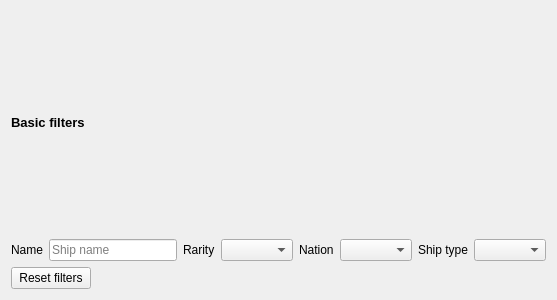
Qt form azuriris/ui/ui/shipfu_basic_filter.ui (Sugihiru/Azur-Iris) before a commit.
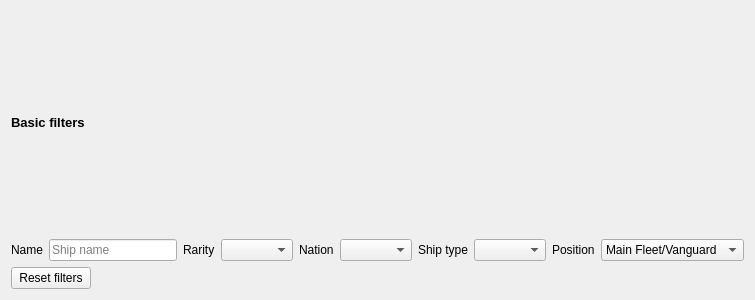
The same form after that commit.

Commit message: Position filter, added GenericProxyShipfuTableModel base class

```diff
--- a/azuriris/ui/ui/shipfu_basic_filter.ui
+++ b/azuriris/ui/ui/shipfu_basic_filter.ui
@@ -76,6 +76,32 @@
      <item>
       <widget class="QComboBox" name="shipTypeComboBox"/>
      </item>
+     <item>
+      <widget class="QLabel" name="positionLabel">
+       <property name="text">
+        <string>Position</string>
+       </property>
+      </widget>
+     </item>
+     <item>
+      <widget class="QComboBox" name="positionComboBox">
+       <item>
+        <property name="text">
+         <string>Main Fleet/Vanguard</string>
+        </property>
+       </item>
+       <item>
+        <property name="text">
+         <string>Main Fleet</string>
+        </property>
+       </item>
+       <item>
+        <property name="text">
+         <string>Vanguard</string>
+        </property>
+       </item>
+      </widget>
+     </item>
     </layout>
    </item>
    <item row="0" column="0">
```
The commit also changes 12 other files.
